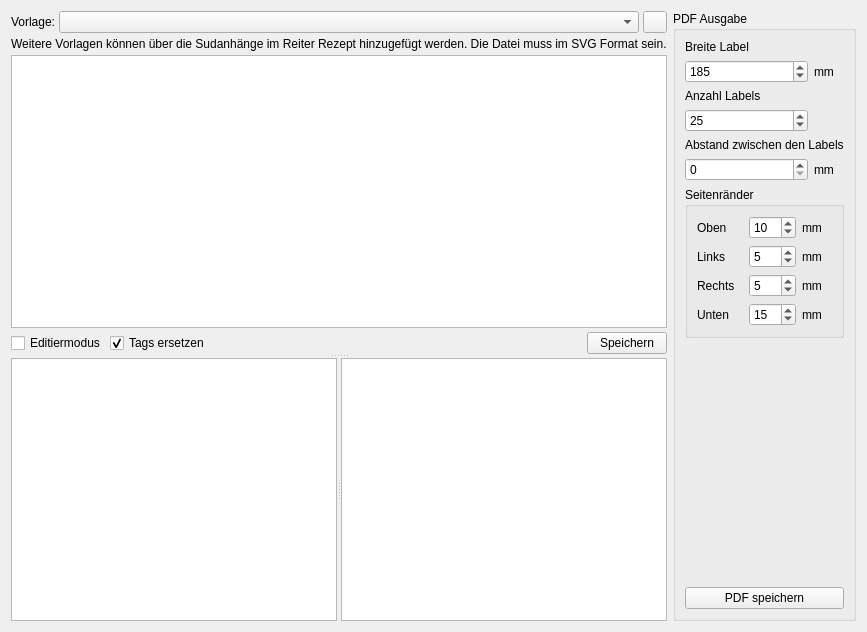
The window that kleiner-brauhelfer/tabetikette.ui (kleiner-brauhelfer/kleiner-brauhelfer-2) describes before a commit, drawn with Qt 5.
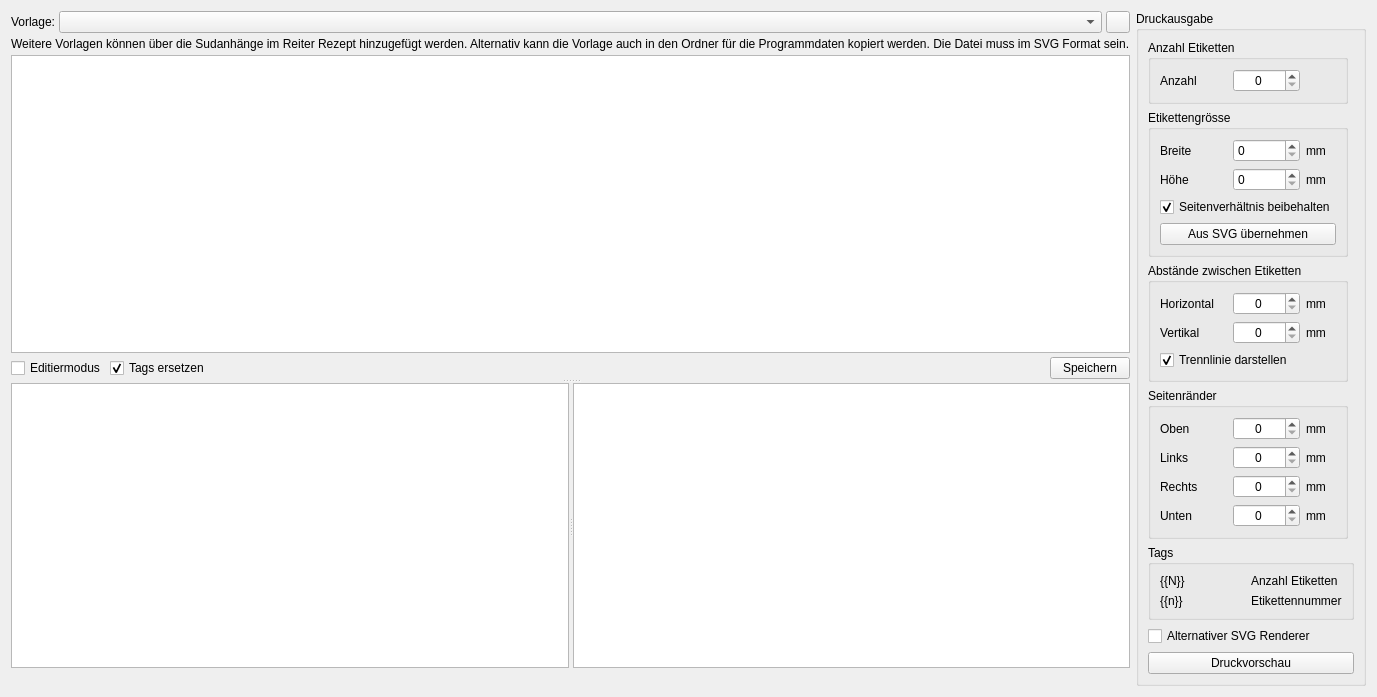
The same window after the commit. Icons and pictures are not drawn. Custom widgets are drawn as their Qt base class.

Commit message: Reiter Etiketten überarbeitet

What changed in the file:
```diff
--- a/kleiner-brauhelfer/tabetikette.ui
+++ b/kleiner-brauhelfer/tabetikette.ui
@@ -72,7 +72,7 @@
      <item>
       <widget class="QLabel" name="label_7">
        <property name="text">
-        <string>Weitere Vorlagen können über die Sudanhänge im Reiter Rezept hinzugefügt werden. Die Datei muss im SVG Format sein.</string>
+        <string>&lt;html&gt;&lt;head/&gt;&lt;body&gt;&lt;p&gt;Weitere Vorlagen können über die Sudanhänge im Reiter Rezept hinzugefügt werden. Alternativ kann die Vorlage auch in den Ordner für die Programmdaten kopiert werden. Die Datei muss im SVG Format sein.&lt;/p&gt;&lt;/body&gt;&lt;/html&gt;</string>
        </property>
       </widget>
      </item>
@@ -171,6 +171,13 @@
        </widget>
       </widget>
      </item>
+     <item>
+      <widget class="QLabel" name="lblFilePath">
+       <property name="wordWrap">
+        <bool>true</bool>
+       </property>
+      </widget>
+     </item>
      <item>
       <spacer name="horizontalSpacer_2">
        <property name="orientation">
@@ -194,10 +201,210 @@
      <item>
       <widget class="QGroupBox" name="groupBox">
        <property name="title">
-        <string>PDF Ausgabe</string>
+        <string>Druckausgabe</string>
        </property>
        <layout class="QGridLayout" name="gridLayout_2">
-        <item row="7" column="0">
+        <item row="1" column="0">
+         <widget class="QGroupBox" name="groupBox_4">
+          <property name="title">
+           <string>Etikettengrösse</string>
+          </property>
+          <layout class="QGridLayout" name="gridLayout_5">
+           <item row="0" column="2">
+            <widget class="QLabel" name="label_5">
+             <property name="minimumSize">
+              <size>
+               <width>30</width>
+               <height>0</height>
+              </size>
+             </property>
+             <property name="maximumSize">
+              <size>
+               <width>30</width>
+               <height>16777215</height>
+              </size>
+             </property>
+             <property name="text">
+              <string>mm</string>
+             </property>
+            </widget>
+           </item>
+           <item row="0" column="0">
+            <widget class="QLabel" name="label_77">
+             <property name="text">
+              <string>Breite</string>
+             </property>
+            </widget>
+           </item>
+           <item row="1" column="1">
+            <widget class="SpinBox" name="tbLabelHoehe">
+             <property name="toolTip">
+              <string>&lt;html&gt;&lt;head/&gt;&lt;body&gt;&lt;p&gt;Hier wird die &lt;span style=&quot; font-weight:600;&quot;&gt;Höhe &lt;/span&gt;des Etiketts festgelegt.&lt;/p&gt;&lt;/body&gt;&lt;/html&gt;</string>
+             </property>
+             <property name="maximum">
+              <number>9999</number>
+             </property>
+            </widget>
+           </item>
+           <item row="0" column="1">
+            <widget class="SpinBox" name="tbLabelBreite">
+             <property name="toolTip">
+              <string>&lt;html&gt;&lt;head/&gt;&lt;body&gt;&lt;p&gt;Hier wird die &lt;span style=&quot; font-weight:600;&quot;&gt;Breite &lt;/span&gt;des Etiketts festgelegt.&lt;/p&gt;&lt;p&gt;Die ideale Breite ist abhängig vom Umfang des Gebindes und sollte vorher ausgemessen werden.&lt;/p&gt;&lt;/body&gt;&lt;/html&gt;</string>
+             </property>
+             <property name="maximum">
+              <number>9999</number>
+             </property>
+            </widget>
+           </item>
+           <item row="1" column="0">
+            <widget class="QLabel" name="label_15">
+             <property name="text">
+              <string>Höhe</string>
+             </property>
+            </widget>
+           </item>
+           <item row="2" column="0" colspan="3">
+            <widget class="QCheckBox" name="cbSeitenverhaeltnis">
+             <property name="text">
+              <string>Seitenverhältnis beibehalten</string>
+             </property>
+             <property name="checked">
+              <bool>true</bool>
+             </property>
+            </widget>
+           </item>
+           <item row="1" column="2">
+            <widget class="QLabel" name="label_16">
+             <property name="minimumSize">
+              <size>
+               <width>30</width>
+               <height>0</height>
+              </size>
+             </property>
+             <property name="maximumSize">
+              <size>
+               <width>30</width>
+               <height>16777215</height>
+              </size>
+             </property>
+             <property name="text">
+              <string>mm</string>
+             </property>
+            </widget>
+           </item>
+           <item row="3" column="0" colspan="3">
+            <widget class="QPushButton" name="btnGroesseAusSvg">
+             <property name="text">
+              <string>Aus SVG übernehmen</string>
+             </property>
+            </widget>
+           </item>
+          </layout>
+         </widget>
+        </item>
+        <item row="0" column="0">
+         <widget class="QGroupBox" name="groupBox_5">
+          <property name="title">
+           <string>Anzahl Etiketten</string>
+          </property>
+          <layout class="QGridLayout" name="gridLayout_6">
+           <item row="0" column="0">
+            <widget class="QLabel" name="label_49">
+             <property name="text">
+              <string>Anzahl</string>
+             </property>
+            </widget>
+           </item>
+           <item row="0" column="1">
+            <widget class="SpinBox" name="tbAnzahl">
+             <property name="toolTip">
+              <string>&lt;html&gt;&lt;head/&gt;&lt;body&gt;&lt;p&gt;Hier wird die &lt;span style=&quot; font-weight:600;&quot;&gt;Anzahl &lt;/span&gt;der Etiketten festgelegt.&lt;/p&gt;&lt;/body&gt;&lt;/html&gt;</string>
+             </property>
+             <property name="alignment">
+              <set>Qt::AlignCenter</set>
+             </property>
+             <property name="maximum">
+              <number>999</number>
+             </property>
+            </widget>
+           </item>
+           <item row="0" column="2">
+            <widget class="QLabel" name="label_17">
+             <property name="minimumSize">
+              <size>
+               <width>30</width>
+               <height>0</height>
+              </size>
+             </property>
+             <property name="maximumSize">
+              <size>
+               <width>30</width>
+               <height>16777215</height>
+              </size>
+             </property>
+            </widget>
+           </item>
+          </layout>
+         </widget>
+        </item>
+        <item row="9" column="0" colspan="2">
+         <widget class="QPushButton" name="btnToPdf">
+          <property name="toolTip">
+           <string>&lt;html&gt;&lt;head/&gt;&lt;body&gt;&lt;p&gt;Mit Klick wird hiermit die Banderole oder das Etikett als &lt;span style=&quot; font-weight:600;&quot;&gt;druckbares PDF &lt;/span&gt;gespeichert.&lt;/p&gt;&lt;p&gt;Direktes Drucken ist im Kleinen Brauhelfer (leider) nicht möglich.&lt;/p&gt;&lt;/body&gt;&lt;/html&gt;</string>
+          </property>
+          <property name="text">
+           <string>Druckvorschau</string>
+          </property>
+         </widget>
+        </item>
+        <item row="6" column="0" colspan="2">
+         <widget class="QGroupBox" name="groupBox_3">
+          <property name="title">
+           <string>Tags</string>
+          </property>
+          <layout class="QGridLayout" name="gridLayout_4">
+           <item row="0" column="0">
+            <widget class="QLabel" name="label_11">
+             <property name="text">
+              <string>{{N}}</string>
+             </property>
+            </widget>
+           </item>
+           <item row="0" column="1">
+            <widget class="QLabel" name="label_12">
+             <property name="text">
+              <string>Anzahl Etiketten</string>
+             </property>
+            </widget>
+           </item>
+           <item row="1" column="0">
+            <widget class="QLabel" name="label_13">
+             <property name="text">
+              <string>{{n}}</string>
+             </property>
+            </widget>
+           </item>
+           <item row="1" column="1">
+            <widget class="QLabel" name="label_14">
+             <property name="text">
+              <string>Etikettennummer</string>
+             </property>
+            </widget>
+           </item>
+          </layout>
+         </widget>
+        </item>
+        <item row="7" column="0" colspan="2">
+         <widget class="QCheckBox" name="cbUseImagePainter">
+          <property name="toolTip">
+           <string>&lt;html&gt;&lt;head/&gt;&lt;body&gt;&lt;p&gt;Der alternative &lt;span style=&quot; font-weight:600;&quot;&gt;SVG Renderer&lt;/span&gt; ist langsamer und qualitativ schlechter. Manche SVGs lassen sich aber nur mit diesem Renderer darstellen.&lt;/p&gt;&lt;/body&gt;&lt;/html&gt;</string>
+          </property>
+          <property name="text">
+           <string>Alternativer SVG Renderer</string>
+          </property>
+         </widget>
+        </item>
+        <item row="8" column="0">
          <spacer name="verticalSpacer_6">
           <property name="orientation">
            <enum>Qt::Vertical</enum>
@@ -210,273 +417,241 @@
           </property>
          </spacer>
         </item>
-        <item row="1" column="0">
-         <widget class="QSpinBox" name="spinBox_BreiteLabel">
-          <property name="toolTip">
-           <string>&lt;html&gt;&lt;head/&gt;&lt;body&gt;&lt;p&gt;Hier wird die &lt;span style=&quot; font-weight:600;&quot;&gt;Breite &lt;/span&gt;der Flaschenbinde oder des Etiketts festgelegt.&lt;/p&gt;&lt;p&gt;Die ideale Breite ist abhängig vom Umfang des Gebindes und sollte vorher ausgemessen werden.&lt;/p&gt;&lt;/body&gt;&lt;/html&gt;</string>
-          </property>
-          <property name="maximum">
-           <number>210</number>
-          </property>
-          <property name="value">
-           <number>185</number>
-          </property>
-         </widget>
-        </item>
-        <item row="5" column="0">
-         <widget class="QSpinBox" name="spinBox_AbstandLabel">
-          <property name="toolTip">
-           <string>&lt;html&gt;&lt;head/&gt;&lt;body&gt;&lt;p&gt;Hier wird der &lt;span style=&quot; font-weight:600;&quot;&gt;Abstand&lt;/span&gt; zwischen einzelnen Etiketten festgelegt.&lt;/p&gt;&lt;p&gt;Üblich sind 2mm Beschnittzugabe, um Ungenauigkeiten wie sogenannte Blitzer zu vermeiden, wenn Farbe bis zum Rand gedruckt wird. Dabei werden 2mm Farbauftrag zum Rand addiert. Blitzer entstehen bei Ungenauigkeiten während des Papierschnitts.&lt;/p&gt;&lt;p&gt;Ist man mit einem guten Papierschneider gesegnet, sind bei kleinen Auflagen 0mm kein Problem. Die Fehlerhäufigkeit steigt allerdings mit der Bogendicke des Papiers, da Teile beim Schneiden verrutschen.&lt;/p&gt;&lt;p&gt;Wer es weniger akribisch haben will, arbeitet mit der Schere und nimmt Ungenauigkeiten als Ausdruck echter Handarbeit in Kauf.&lt;/p&gt;&lt;/body&gt;&lt;/html&gt;</string>
-          </property>
-         </widget>
-        </item>
         <item row="3" column="0">
-         <widget class="QSpinBox" name="spinBox_AnzahlLabels">
-          <property name="toolTip">
-           <string>&lt;html&gt;&lt;head/&gt;&lt;body&gt;&lt;p&gt;Hier wird die &lt;span style=&quot; font-weight:600;&quot;&gt;Anzahl &lt;/span&gt;der Etiketten auf einem Etikettenbogen festgelegt. Es gilt die Devise möglichst effizient und ressourcenschonend zu arbeiten.&lt;/p&gt;&lt;p&gt;Üblicherweise liegt im Hobbybereich ein DIN-A4-Bogen vor. Kommen andere Formate oder gar Rollenpapier zum Einsatz, sind größere Änderungen am Layout nötig.&lt;/p&gt;&lt;/body&gt;&lt;/html&gt;</string>
+         <widget class="QGroupBox" name="groupBox_2">
+          <property name="title">
+           <string>Abstände zwischen Etiketten</string>
           </property>
-          <property name="maximum">
-           <number>9999999</number>
-          </property>
-          <property name="value">
-           <number>25</number>
-          </property>
+          <layout class="QGridLayout" name="gridLayout_3">
+           <item row="0" column="2">
+            <widget class="QLabel" name="label_6">
+             <property name="minimumSize">
+              <size>
+               <width>30</width>
+               <height>0</height>
+              </size>
+             </property>
+             <property name="maximumSize">
+              <size>
+               <width>30</width>
+               <height>16777215</height>
+              </size>
+             </property>
+             <property name="text">
+              <string>mm</string>
+             </property>
+            </widget>
+           </item>
+           <item row="0" column="0">
+            <widget class="QLabel" name="label_76">
+             <property name="text">
+              <string>Horizontal</string>
+             </property>
+            </widget>
+           </item>
+           <item row="1" column="0">
+            <widget class="QLabel" name="label_9">
+             <property name="text">
+              <string>Vertikal</string>
+             </property>
+            </widget>
+           </item>
+           <item row="1" column="1">
+            <widget class="SpinBox" name="tbAbstandVert">
+             <property name="toolTip">
+              <string>&lt;html&gt;&lt;head/&gt;&lt;body&gt;&lt;p&gt;Hier wird der &lt;span style=&quot; font-weight:600;&quot;&gt;vertikale Abstand&lt;/span&gt; zwischen einzelnen Etiketten festgelegt.&lt;/p&gt;&lt;p&gt;Üblich sind 2mm Beschnittzugabe, um Ungenauigkeiten wie sogenannte Blitzer zu vermeiden, wenn Farbe bis zum Rand gedruckt wird. Dabei werden 2mm Farbauftrag zum Rand addiert. Blitzer entstehen bei Ungenauigkeiten während des Papierschnitts.&lt;/p&gt;&lt;p&gt;Ist man mit einem guten Papierschneider gesegnet, sind bei kleinen Auflagen 0mm kein Problem. Die Fehlerhäufigkeit steigt allerdings mit der Bogendicke des Papiers, da Teile beim Schneiden verrutschen.&lt;/p&gt;&lt;p&gt;Wer es weniger akribisch haben will, arbeitet mit der Schere und nimmt Ungenauigkeiten als Ausdruck echter Handarbeit in Kauf.&lt;/p&gt;&lt;/body&gt;&lt;/html&gt;</string>
+             </property>
+             <property name="alignment">
+              <set>Qt::AlignCenter</set>
+             </property>
+            </widget>
+           </item>
+           <item row="0" column="1">
+            <widget class="SpinBox" name="tbAbstandHor">
+             <property name="toolTip">
+              <string>&lt;html&gt;&lt;head/&gt;&lt;body&gt;&lt;p&gt;Hier wird der &lt;span style=&quot; font-weight:600;&quot;&gt;horizontale Abstand&lt;/span&gt; zwischen einzelnen Etiketten festgelegt.&lt;/p&gt;&lt;p&gt;Üblich sind 2 mm Beschnittzugabe, um Ungenauigkeiten wie sogenannte Blitzer zu vermeiden, wenn Farbe bis zum Rand gedruckt wird. Dabei werden 2 mm Farbauftrag zum Rand addiert. Blitzer entstehen bei Ungenauigkeiten während des Papierschnitts.&lt;/p&gt;&lt;p&gt;Ist man mit einem guten Papierschneider gesegnet, sind bei kleinen Auflagen 0mm kein Problem. Die Fehlerhäufigkeit steigt allerdings mit der Bogendicke des Papiers, da Teile beim Schneiden verrutschen.&lt;/p&gt;&lt;p&gt;Wer es weniger akribisch haben will, arbeitet mit der Schere und nimmt Ungenauigkeiten als Ausdruck echter Handarbeit in Kauf.&lt;/p&gt;&lt;/body&gt;&lt;/html&gt;</string>
+             </property>
+             <property name="alignment">
+              <set>Qt::AlignCenter</set>
+             </property>
+            </widget>
+           </item>
+           <item row="1" column="2">
+            <widget class="QLabel" name="label_10">
+             <property name="text">
+              <string>mm</string>
+             </property>
+            </widget>
+           </item>
+           <item row="2" column="0" colspan="3">
+            <widget class="QCheckBox" name="cbDividingLine">
+             <property name="toolTip">
+              <string>&lt;html&gt;&lt;head/&gt;&lt;body&gt;&lt;p&gt;Eine &lt;span style=&quot; font-weight:600;&quot;&gt;Trennlinie&lt;/span&gt; zwischen den einzelnen darstellen.&lt;/p&gt;&lt;/body&gt;&lt;/html&gt;</string>
+             </property>
+             <property name="text">
+              <string>Trennlinie darstellen</string>
+             </property>
+             <property name="checked">
+              <bool>true</bool>
+             </property>
+            </widget>
+           </item>
+          </layout>
          </widget>
         </item>
-        <item row="1" column="1">
-         <widget class="QLabel" name="label_5">
-          <property name="minimumSize">
-           <size>
-            <width>30</width>
-            <height>0</height>
-           </size>
-          </property>
-          <property name="maximumSize">
-           <size>
-            <width>30</width>
-            <height>16777215</height>
-           </size>
-          </property>
-          <property name="text">
-           <string>mm</string>
-          </property>
-         </widget>
-        </item>
-        <item row="5" column="1">
-         <widget class="QLabel" name="label_6">
-          <property name="minimumSize">
-           <size>
-            <width>30</width>
-            <height>0</height>
-           </size>
-          </property>
-          <property name="maximumSize">
-           <size>
-            <width>30</width>
-            <height>16777215</height>
-           </size>
-          </property>
-          <property name="text">
-           <string>mm</string>
-          </property>
-         </widget>
-        </item>
-        <item row="0" column="0" colspan="2">
-         <widget class="QLabel" name="label_77">
-          <property name="text">
-           <string>Breite Label</string>
-          </property>
-         </widget>
-        </item>
-        <item row="2" column="0" colspan="2">
-         <widget class="QLabel" name="label_49">
-          <property name="text">
-           <string>Anzahl Labels</string>
-          </property>
-         </widget>
-        </item>
-        <item row="4" column="0" colspan="2">
-         <widget class="QLabel" name="label_76">
-          <property name="text">
-           <string>Abstand zwischen den Labels</string>
-          </property>
-         </widget>
-        </item>
-        <item row="6" column="0" colspan="2">
+        <item row="5" column="0">
          <widget class="QGroupBox" name="groupBox_21">
           <property name="title">
            <string>Seitenränder</string>
           </property>
           <layout class="QGridLayout" name="gridLayout">
-           <item row="5" column="1">
-            <widget class="QSpinBox" name="spinBox_FLabel_RandRechts">
-             <property name="toolTip">
-              <string>&lt;html&gt;&lt;head/&gt;&lt;body&gt;&lt;p&gt;Hier wird der Abstand zum Papierrand &lt;span style=&quot; font-weight:600;&quot;&gt;rechts &lt;/span&gt;festgelegt.&lt;/p&gt;&lt;/body&gt;&lt;/html&gt;</string>
-             </property>
-             <property name="maximum">
-              <number>210</number>
-             </property>
-             <property name="value">
-              <number>5</number>
-             </property>
-            </widget>
-           </item>
-           <item row="7" column="1">
-            <widget class="QSpinBox" name="spinBox_FLabel_RandUnten">
-             <property name="toolTip">
-              <string>&lt;html&gt;&lt;head/&gt;&lt;body&gt;&lt;p&gt;Hier wird der Abstand zum Papierrand &lt;span style=&quot; font-weight:600;&quot;&gt;unten &lt;/span&gt;festgelegt.&lt;/p&gt;&lt;/body&gt;&lt;/html&gt;</string>
-             </property>
-             <property name="maximum">
-              <number>290</number>
-             </property>
-             <property name="value">
-              <number>15</number>
-             </property>
-            </widget>
-           </item>
-           <item row="3" column="2">
-            <widget class="QLabel" name="label_2">
-             <property name="minimumSize">
-              <size>
-               <width>30</width>
-               <height>0</height>
-              </size>
-             </property>
-             <property name="maximumSize">
-              <size>
-               <width>30</width>
-               <height>16777215</height>
-              </size>
-             </property>
-             <property name="text">
-              <string>mm</string>
-             </property>
-            </widget>
-           </item>
-           <item row="3" column="1">
-            <widget class="QSpinBox" name="spinBox_FLabel_RandLinks">
-             <property name="toolTip">
-              <string>&lt;html&gt;&lt;head/&gt;&lt;body&gt;&lt;p&gt;Hier wird der Abstand zum Papierrand &lt;span style=&quot; font-weight:600;&quot;&gt;links &lt;/span&gt;festgelegt.&lt;/p&gt;&lt;/body&gt;&lt;/html&gt;</string>
-             </property>
-             <property name="maximum">
-              <number>210</number>
-             </property>
-             <property name="value">
-              <number>5</number>
-             </property>
-            </widget>
-           </item>
-           <item row="5" column="2">
-            <widget class="QLabel" name="label_3">
-             <property name="minimumSize">
-              <size>
-               <width>30</width>
-               <height>0</height>
-              </size>
-             </property>
-             <property name="maximumSize">
-              <size>
-               <width>30</width>
-               <height>16777215</height>
-              </size>
-             </property>
-             <property name="text">
-              <string>mm</string>
-             </property>
-            </widget>
-           </item>
-           <item row="1" column="1">
-            <widget class="QSpinBox" name="spinBox_FLabel_RandOben">
-             <property name="toolTip">
-              <string>&lt;html&gt;&lt;head/&gt;&lt;body&gt;&lt;p&gt;Hier wird der Abstand zum Papierrand &lt;span style=&quot; font-weight:600;&quot;&gt;oben &lt;/span&gt;festgelegt.&lt;/p&gt;&lt;/body&gt;&lt;/html&gt;</string>
-             </property>
-             <property name="maximum">
-              <number>297</number>
-             </property>
-             <property name="value">
-              <number>10</number>
-             </property>
-            </widget>
-           </item>
-           <item row="1" column="2">
-            <widget class="QLabel" name="label">
-             <property name="minimumSize">
-              <size>
-               <width>30</width>
-               <height>0</height>
-              </size>
-             </property>
-             <property name="maximumSize">
-              <size>
-               <width>30</width>
-               <height>16777215</height>
-              </size>
-             </property>
-             <property name="text">
-              <string>mm</string>
-             </property>
-            </widget>
-           </item>
-           <item row="7" column="2">
-            <widget class="QLabel" name="label_4">
-             <property name="minimumSize">
-              <size>
-               <width>30</width>
-               <height>0</height>
-              </size>
-             </property>
-             <property name="maximumSize">
-              <size>
-               <width>30</width>
-               <height>16777215</height>
-              </size>
-             </property>
-             <property name="text">
-              <string>mm</string>
-             </property>
-            </widget>
-           </item>
-           <item row="1" column="0">
+           <item row="0" column="0">
             <widget class="QLabel" name="label_72">
              <property name="text">
               <string>Oben</string>
              </property>
             </widget>
            </item>
-           <item row="3" column="0">
-            <widget class="QLabel" name="label_73">
-             <property name="text">
-              <string>Links</string>
+           <item row="1" column="1">
+            <widget class="SpinBox" name="tbRandLinks">
+             <property name="toolTip">
+              <string>&lt;html&gt;&lt;head/&gt;&lt;body&gt;&lt;p&gt;Hier wird der Abstand zum Papierrand &lt;span style=&quot; font-weight:600;&quot;&gt;links &lt;/span&gt;festgelegt.&lt;/p&gt;&lt;/body&gt;&lt;/html&gt;</string>
+             </property>
+             <property name="alignment">
+              <set>Qt::AlignCenter</set>
              </property>
             </widget>
            </item>
-           <item row="5" column="0">
+           <item row="2" column="0">
             <widget class="QLabel" name="label_74">
              <property name="text">
               <string>Rechts</string>
              </property>
             </widget>
            </item>
-           <item row="7" column="0">
+           <item row="3" column="0">
             <widget class="QLabel" name="label_75">
              <property name="text">
               <string>Unten</string>
              </property>
             </widget>
            </item>
+           <item row="0" column="2">
+            <widget class="QLabel" name="label">
+             <property name="minimumSize">
+              <size>
+               <width>30</width>
+               <height>0</height>
+              </size>
+             </property>
+             <property name="maximumSize">
+              <size>
+               <width>30</width>
+               <height>16777215</height>
+              </size>
+             </property>
+             <property name="text">
+              <string>mm</string>
+             </property>
+            </widget>
+           </item>
+           <item row="2" column="1">
+            <widget class="SpinBox" name="tbRandRechts">
+             <property name="toolTip">
+              <string>&lt;html&gt;&lt;head/&gt;&lt;body&gt;&lt;p&gt;Hier wird der Abstand zum Papierrand &lt;span style=&quot; font-weight:600;&quot;&gt;rechts &lt;/span&gt;festgelegt.&lt;/p&gt;&lt;/body&gt;&lt;/html&gt;</string>
+             </property>
+             <property name="alignment">
+              <set>Qt::AlignCenter</set>
+             </property>
+            </widget>
+           </item>
+           <item row="3" column="1">
+            <widget class="SpinBox" name="tbRandUnten">
+             <property name="toolTip">
+              <string>&lt;html&gt;&lt;head/&gt;&lt;body&gt;&lt;p&gt;Hier wird der Abstand zum Papierrand &lt;span style=&quot; font-weight:600;&quot;&gt;unten &lt;/span&gt;festgelegt.&lt;/p&gt;&lt;/body&gt;&lt;/html&gt;</string>
+             </property>
+             <property name="alignment">
+              <set>Qt::AlignCenter</set>
+             </property>
+            </widget>
+           </item>
+           <item row="3" column="2">
+            <widget class="QLabel" name="label_4">
+             <property name="minimumSize">
+              <size>
+               <width>30</width>
+               <height>0</height>
+              </size>
+             </property>
+             <property name="maximumSize">
+              <size>
+               <width>30</width>
+               <height>16777215</height>
+              </size>
+             </property>
+             <property name="text">
+              <string>mm</string>
+             </property>
+            </widget>
+           </item>
+           <item row="1" column="0">
+            <widget class="QLabel" name="label_73">
+             <property name="text">
+              <string>Links</string>
+             </property>
+            </widget>
+           </item>
+           <item row="2" column="2">
+            <widget class="QLabel" name="label_3">
+             <property name="minimumSize">
+              <size>
+               <width>30</width>
+               <height>0</height>
+              </size>
+             </property>
+             <property name="maximumSize">
+              <size>
+               <width>30</width>
+               <height>16777215</height>
+              </size>
+             </property>
+             <property name="text">
+              <string>mm</string>
+             </property>
+            </widget>
+           </item>
+           <item row="0" column="1">
+            <widget class="SpinBox" name="tbRandOben">
+             <property name="toolTip">
+              <string>&lt;html&gt;&lt;head/&gt;&lt;body&gt;&lt;p&gt;Hier wird der Abstand zum Papierrand &lt;span style=&quot; font-weight:600;&quot;&gt;oben &lt;/span&gt;festgelegt.&lt;/p&gt;&lt;/body&gt;&lt;/html&gt;</string>
+             </property>
+             <property name="alignment">
+              <set>Qt::AlignCenter</set>
+             </property>
+            </widget>
+           </item>
+           <item row="1" column="2">
+            <widget class="QLabel" name="label_2">
+             <property name="minimumSize">
+              <size>
+               <width>30</width>
+               <height>0</height>
+              </size>
+             </property>
+             <property name="maximumSize">
+              <size>
+               <width>30</width>
+               <height>16777215</height>
+              </size>
+             </property>
+             <property name="text">
+              <string>mm</string>
+             </property>
+            </widget>
+           </item>
           </layout>
          </widget>
         </item>
-        <item row="8" column="0" colspan="2">
-         <widget class="QPushButton" name="btnToPdf">
-          <property name="toolTip">
-           <string>&lt;html&gt;&lt;head/&gt;&lt;body&gt;&lt;p&gt;Mit Klick wird hiermit die Banderole oder das Etikett als &lt;span style=&quot; font-weight:600;&quot;&gt;druckbares PDF &lt;/span&gt;gespeichert.&lt;/p&gt;&lt;p&gt;Direktes Drucken ist im Kleinen Brauhelfer (leider) nicht möglich.&lt;/p&gt;&lt;/body&gt;&lt;/html&gt;</string>
-          </property>
-          <property name="text">
-           <string>PDF speichern</string>
-          </property>
-         </widget>
-        </item>
        </layout>
       </widget>
      </item>
@@ -495,6 +670,11 @@
    <extends>QGraphicsView</extends>
    <header>widgets/svgview.h</header>
   </customwidget>
+  <customwidget>
+   <class>SpinBox</class>
+   <extends>QSpinBox</extends>
+   <header>widgets/spinbox.h</header>
+  </customwidget>
  </customwidgets>
  <tabstops>
   <tabstop>cbAuswahl</tabstop>
```
Left out of the diff: 11 changed lines with no effect on the pictures. The commit also changes 21 other files.
